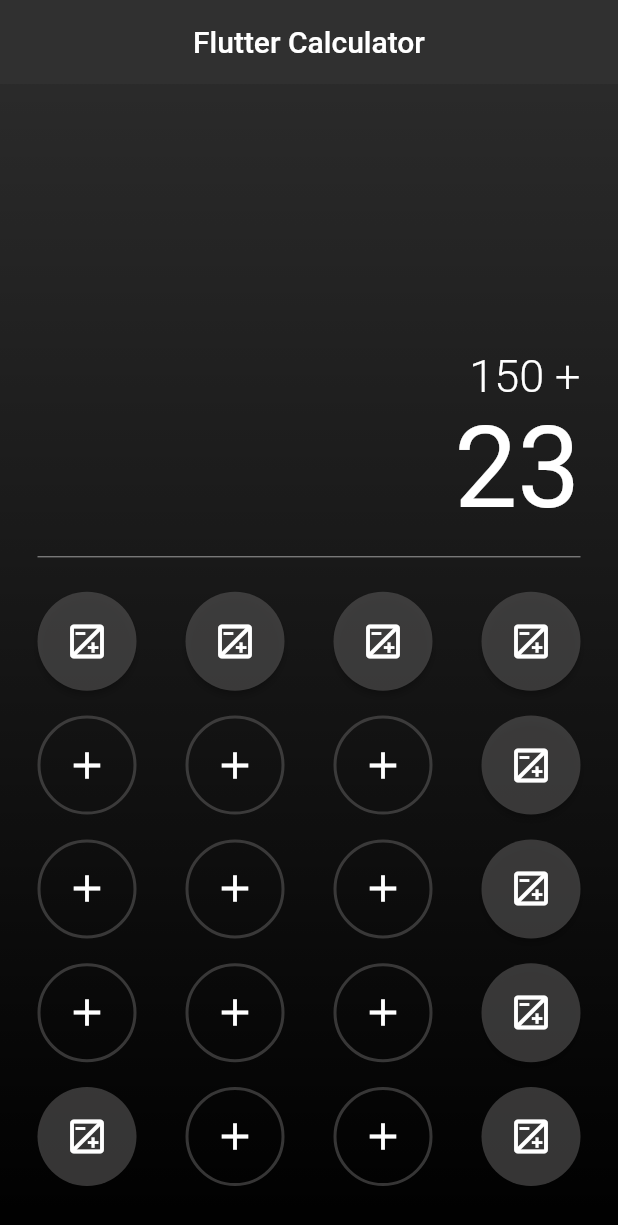
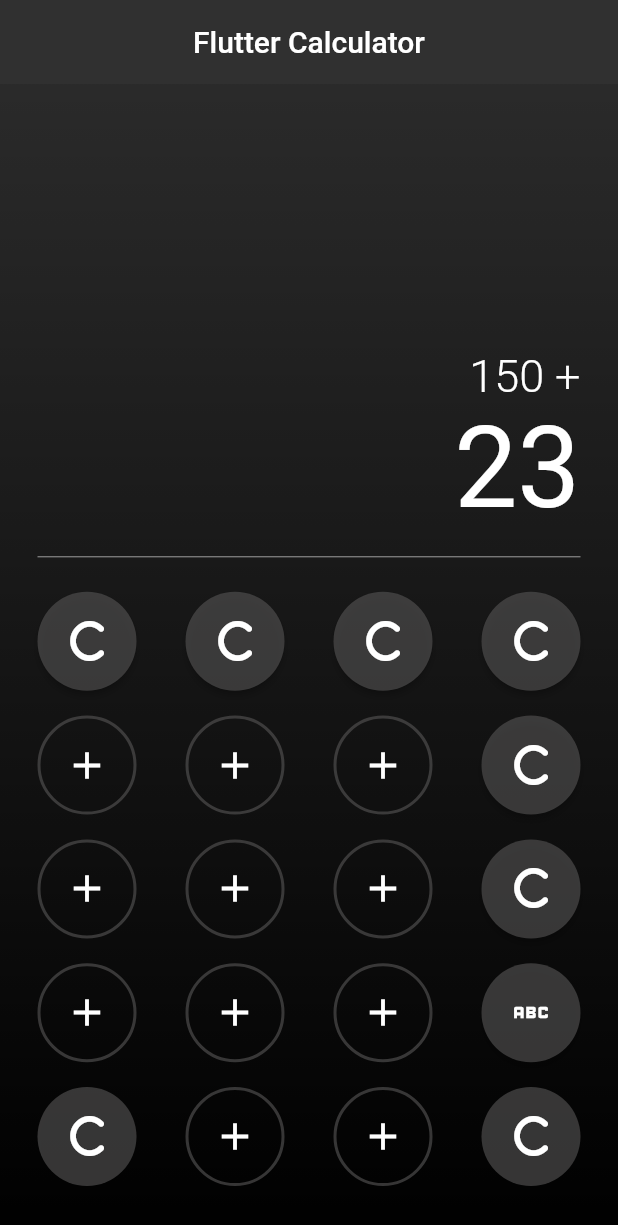
Before and after one commit to av-erencelik/flutter_calculator, a Flutter app: the screen it shows after launch, on a phone screen of 412 x 824 dp. Shown: the top 1225 px of the screen. Run offline on Flutter 3.47's test engine with Material 2 defaults, Android fonts, the phone set to English and light mode, and no system bars; our stand-ins replace font_awesome_flutter.

Commit message:
added custom icons

```diff
--- a/lib/calculator.dart
+++ b/lib/calculator.dart
@@ -1,4 +1,5 @@
 import 'package:flutter/material.dart';
+import 'package:font_awesome_flutter/font_awesome_flutter.dart';
 
 class Calculator extends StatefulWidget {
   const Calculator({super.key});
@@ -67,10 +68,10 @@ class _CalculatorState extends State<Calculator> {
                             child: Row(
                           mainAxisAlignment: MainAxisAlignment.spaceBetween,
                           children: const [
-                            OperatorButton(),
-                            OperatorButton(),
-                            OperatorButton(),
-                            OperatorButton(),
+                            OperatorButton(operatorIcon: FontAwesomeIcons.c),
+                            OperatorButton(operatorIcon: FontAwesomeIcons.c),
+                            OperatorButton(operatorIcon: FontAwesomeIcons.c),
+                            OperatorButton(operatorIcon: FontAwesomeIcons.c),
                           ],
                         )),
                         Expanded(
@@ -80,7 +81,7 @@ class _CalculatorState extends State<Calculator> {
                             NumbersButton(),
                             NumbersButton(),
                             NumbersButton(),
-                            OperatorButton(),
+                            OperatorButton(operatorIcon: FontAwesomeIcons.c),
                           ],
                         )),
                         Expanded(
@@ -90,7 +91,7 @@ class _CalculatorState extends State<Calculator> {
                             NumbersButton(),
                             NumbersButton(),
                             NumbersButton(),
-                            OperatorButton(),
+                            OperatorButton(operatorIcon: FontAwesomeIcons.c),
                           ],
                         )),
                         Expanded(
@@ -100,17 +101,19 @@ class _CalculatorState extends State<Calculator> {
                             NumbersButton(),
                             NumbersButton(),
                             NumbersButton(),
-                            OperatorButton(),
+                            OperatorButton(operatorIcon: Icons.abc),
                           ],
                         )),
                         Expanded(
                             child: Row(
                           mainAxisAlignment: MainAxisAlignment.spaceBetween,
                           children: const [
-                            OperatorButton(),
+                            OperatorButton(
+                              operatorIcon: FontAwesomeIcons.c,
+                            ),
                             NumbersButton(),
                             NumbersButton(),
-                            OperatorButton(),
+                            OperatorButton(operatorIcon: FontAwesomeIcons.c),
                           ],
                         )),
                       ],
@@ -143,14 +146,17 @@ class NumbersButton extends StatelessWidget {
 class OperatorButton extends StatelessWidget {
   const OperatorButton({
     super.key,
+    required this.operatorIcon,
   });
+
+  final IconData operatorIcon;
 
   @override
   Widget build(BuildContext context) {
     return ElevatedButton(
         onPressed: () {},
-        child: const Icon(
-          Icons.exposure_outlined,
+        child: Icon(
+          operatorIcon,
         ));
   }
 }
```
Also changed, not shown: pubspec.yaml (+3 -4 lines), pubspec.lock.
